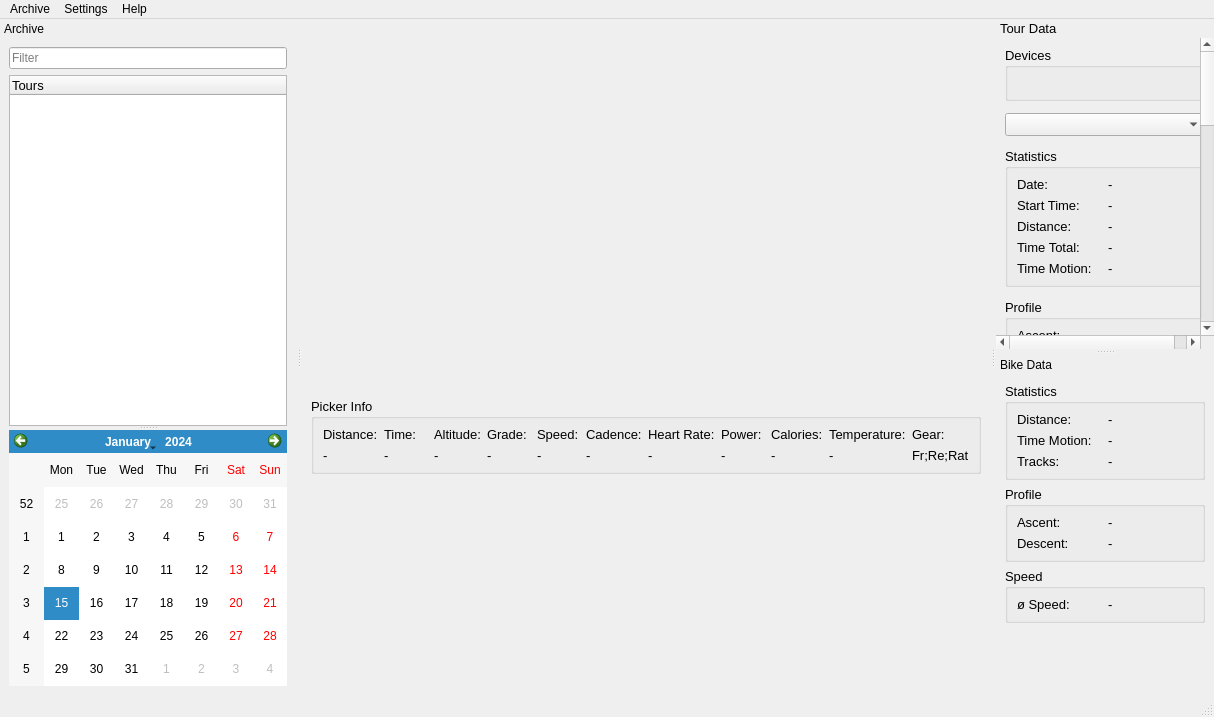
Qt form MainWindow.ui (masc4ii/WaoStats) before a commit.
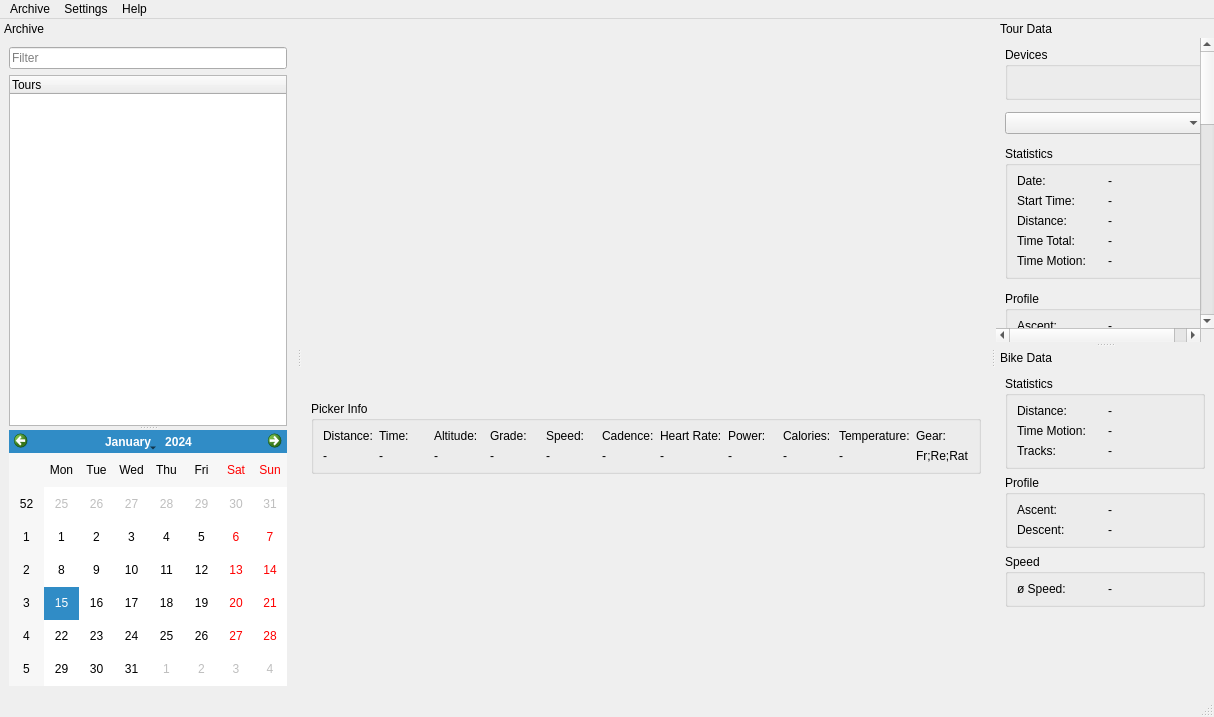
The same form after that commit. Icons and pictures are not drawn. Custom widgets are drawn as their Qt base class.

The edit to the form file:
```diff
--- a/MainWindow.ui
+++ b/MainWindow.ui
@@ -30,11 +30,6 @@
         <verstretch>0</verstretch>
        </sizepolicy>
       </property>
-      <property name="font">
-       <font>
-        <pointsize>10</pointsize>
-       </font>
-      </property>
       <property name="title">
        <string>Picker Info</string>
       </property>
@@ -270,13 +265,7 @@
      </widget>
     </item>
     <item row="0" column="0">
-     <widget class="OsmWidget" name="widgetOsm" native="true">
-      <property name="font">
-       <font>
-        <pointsize>10</pointsize>
-       </font>
-      </property>
-     </widget>
+     <widget class="OsmWidget" name="widgetOsm" native="true"/>
     </item>
    </layout>
   </widget>
@@ -393,7 +382,7 @@
    <property name="minimumSize">
     <size>
      <width>296</width>
-     <height>331</height>
+     <height>344</height>
     </size>
    </property>
    <property name="features">
@@ -441,11 +430,6 @@
              <height>16777215</height>
             </size>
            </property>
-           <property name="font">
-            <font>
-             <pointsize>10</pointsize>
-            </font>
-           </property>
            <property name="contextMenuPolicy">
             <enum>Qt::CustomContextMenu</enum>
            </property>
@@ -487,11 +471,6 @@
    <property name="enabled">
     <bool>true</bool>
    </property>
-   <property name="font">
-    <font>
-     <pointsize>10</pointsize>
-    </font>
-   </property>
    <property name="features">
     <set>QDockWidget::NoDockWidgetFeatures</set>
    </property>
@@ -538,7 +517,7 @@
           <x>0</x>
           <y>0</y>
           <width>218</width>
-          <height>974</height>
+          <height>1082</height>
          </rect>
         </property>
         <layout class="QGridLayout" name="gridLayout_10">
@@ -1195,12 +1174,7 @@
    <widget class="QWidget" name="dockWidgetContents_3">
     <layout class="QGridLayout" name="gridLayout_15">
      <item row="0" column="0">
-      <widget class="QGroupBox" name="groupBox">
-       <property name="font">
-        <font>
-         <pointsize>10</pointsize>
-        </font>
-       </property>
+      <widget class="QGroupBox" name="groupBoxBikeStatistics">
        <property name="title">
         <string>Statistics</string>
        </property>
@@ -1276,12 +1250,7 @@
       </spacer>
      </item>
      <item row="1" column="0">
-      <widget class="QGroupBox" name="groupBox_3">
-       <property name="font">
-        <font>
-         <pointsize>10</pointsize>
-        </font>
-       </property>
+      <widget class="QGroupBox" name="groupBoxBikeProfile">
        <property name="title">
         <string>Profile</string>
        </property>
@@ -1324,12 +1293,7 @@
       </widget>
      </item>
      <item row="2" column="0">
-      <widget class="QGroupBox" name="groupBox_5">
-       <property name="font">
-        <font>
-         <pointsize>10</pointsize>
-        </font>
-       </property>
+      <widget class="QGroupBox" name="groupBoxBikeSpeed">
        <property name="title">
         <string>Speed</string>
        </property>
```
Left out of the diff: 6 changed lines with no effect on the pictures.
